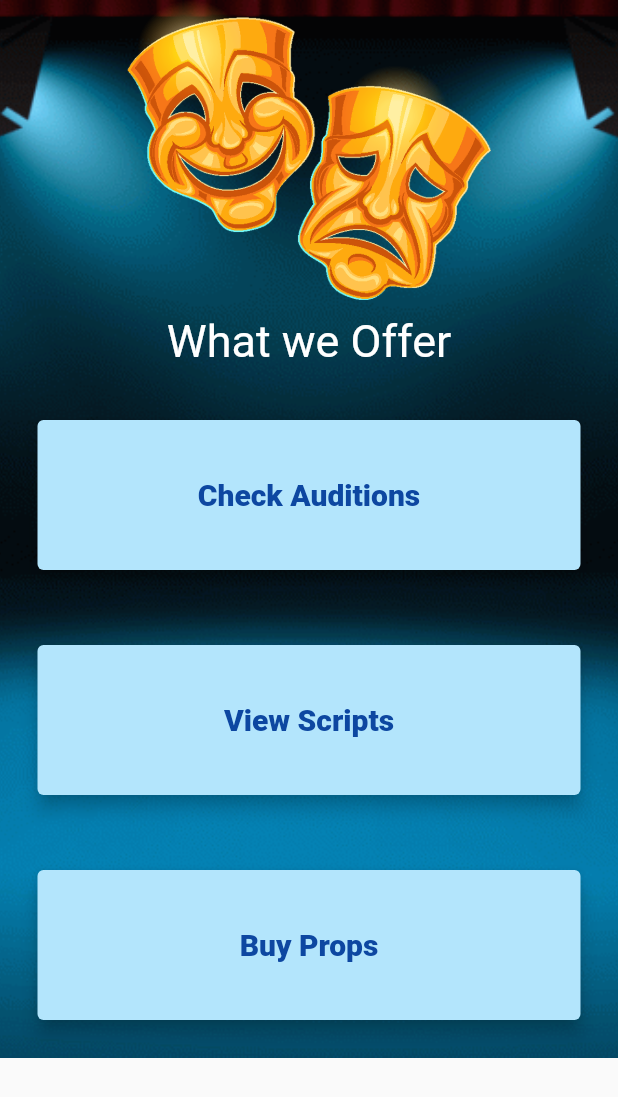
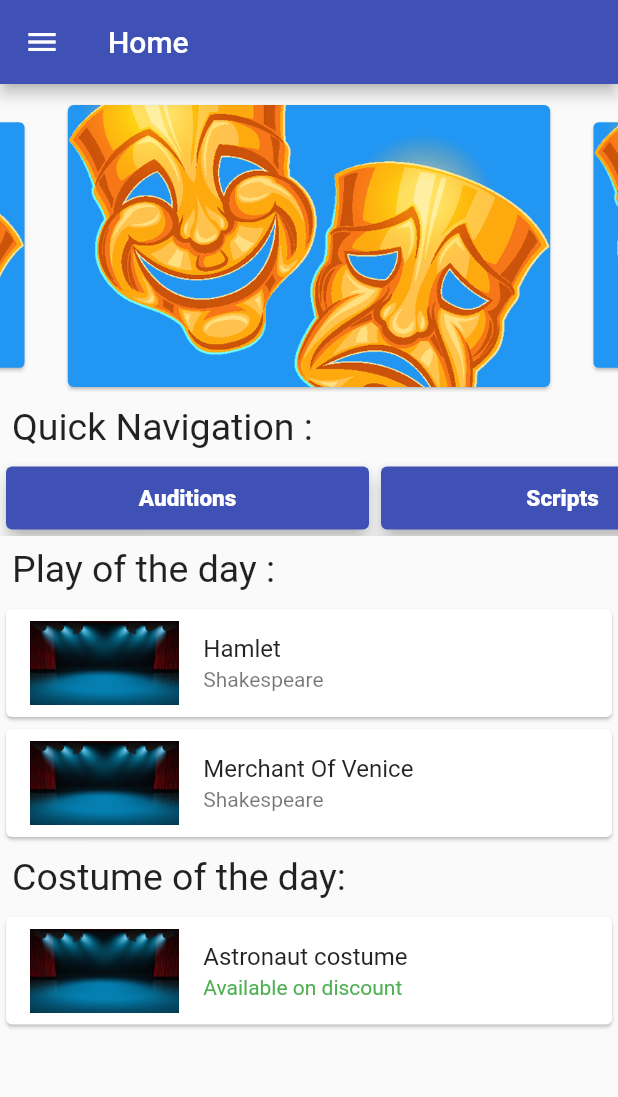
Before and after one commit to AkhileshManda/TheatricalHack, a Flutter app: the HomeScreen screen opened directly, on a phone screen of 412 x 824 dp. Shown: the top 1097 px of the screen. Run offline on Flutter 3.47's test engine with Material 2 defaults, Android fonts, the phone set to English and light mode, and no system bars; drawn by our look-alikes of carousel_slider; our stand-ins replace cloud_firestore, firebase_auth, firebase_core, flutter_rating_bar; missing offline and left inert: model_viewer; accounts and stored records are empty.

Commit message:
Updated UI

```diff
--- /dev/null
+++ b/theatre_buddy/lib/models/caro_model.dart
@@ -0,0 +1,7 @@
+class CaroImage{
+
+  String img;
+  String content;
+
+  CaroImage({required this.content,required this.img});
+}
--- a/theatre_buddy/lib/screens/app/home.dart
+++ b/theatre_buddy/lib/screens/app/home.dart
@@ -1,61 +1,71 @@
 import 'package:flutter/material.dart';
 import 'package:theatre_buddy/screens/app/audition_screen.dart';
+import 'package:theatre_buddy/screens/app/costumes_page.dart';
+import 'package:theatre_buddy/screens/app/script_screen.dart';
+import 'package:theatre_buddy/widgets/carousel.dart';
+import 'package:theatre_buddy/widgets/cod_card.dart';
+import 'package:theatre_buddy/widgets/costumes_card.dart';
 import 'package:theatre_buddy/widgets/drawer.dart';
-import '../../widgets/reuseable_card.dart';
-import 'script_screen.dart';
-import 'ar_page.dart';
+import 'package:theatre_buddy/widgets/play_of_day.dart';
+import 'package:theatre_buddy/widgets/reuseable_card.dart';
 
 class HomeScreen extends StatefulWidget {
-  const HomeScreen({Key? key}) : super(key: key);
+  const HomeScreen({ Key? key }) : super(key: key);
 
   @override
   _HomeScreenState createState() => _HomeScreenState();
 }
 
 class _HomeScreenState extends State<HomeScreen> {
+
+  final GlobalKey<ScaffoldState> _scaffoldKey = new GlobalKey<ScaffoldState>();
   @override
   Widget build(BuildContext context) {
     return Scaffold(
+      appBar: AppBar(title: Text("Home")),
+      drawer: DrawerWidget(),
       body: SafeArea(
         child: SingleChildScrollView(
-          child: Container(
-            decoration: const BoxDecoration(
-              image: DecorationImage(
-                  image: AssetImage('images/background1.png'),
-                  fit: BoxFit.cover),
+          child: Column(
+            crossAxisAlignment: CrossAxisAlignment.start,
+            children: [
+
+              //TODO UPDATE IMAGE
+              Carousel(),
+
+              Padding(
+                padding: const EdgeInsets.all(8.0),
+                child: Text("Quick Navigation :", style: TextStyle(fontSize: 25)),
               ),
-            child: Column(
-              mainAxisSize: MainAxisSize.min,
-              mainAxisAlignment: MainAxisAlignment.center,
-              crossAxisAlignment: CrossAxisAlignment.center,
-              children: <Widget>[
-                const SizedBox(
-                    height: 200.0,
-                    child: Image(
-                      image: AssetImage('images/drama.png'),
-                    )),
-                const Padding(
-                  padding: EdgeInsets.all(10.0),
-                  child: Text("What we Offer",
-                      style: TextStyle(color: Colors.white, fontSize: 30)),
-                ),
+
+              SizedBox(
+                height: 50,
+                child: ListView(
+                  shrinkWrap: true,
+                  scrollDirection: Axis.horizontal,
+                  children: [
                     GestureDetector(
                     onTap: () {
                       Navigator.push(
                           context,
                           MaterialPageRoute(
-                            builder: (context) => AuditionScreen()));
+                              builder: (context) => AuditionScreen()
+                          )
+                      );
                     },
                     child: ReuseableCard(
                       cardChild: Row(
                         mainAxisAlignment: MainAxisAlignment.center,
                         children: <Widget>[
-                        Text(
-                          'Check Auditions',
+                          Padding(
+                            padding:  EdgeInsets.all(10.0),
+                            child: Text(
+                              'Auditions',
                               style: TextStyle(
-                              fontSize: 20.0,
-                              color: Colors.blue[900],
+                                  fontSize: 15,
+                                  color: Colors.white,
                                   fontWeight: FontWeight.w900),
+                            ),
                           ),
                         ],
                       ),
@@ -66,18 +76,23 @@ class _HomeScreenState extends State<HomeScreen> {
                       Navigator.push(
                           context,
                           MaterialPageRoute(
-                            builder: (context) => ScriptsScreen()));
+                              builder: (context) => ScriptsScreen()
+                          )
+                      );
                     },
                     child: ReuseableCard(
                       cardChild: Row(
                         mainAxisAlignment: MainAxisAlignment.center,
                         children: <Widget>[
-                        Text(
-                          'View Scripts',
+                          Padding(
+                            padding:  EdgeInsets.all(10.0),
+                            child: Text(
+                              'Scripts',
                               style: TextStyle(
-                              fontSize: 20.0,
-                              color: Colors.blue[900],
+                                  fontSize: 15,
+                                  color: Colors.white,
                                   fontWeight: FontWeight.w900),
+                            ),
                           ),
                         ],
                       ),
@@ -85,19 +100,24 @@ class _HomeScreenState extends State<HomeScreen> {
                   ),
                     GestureDetector(
                     onTap: () {
-                    Navigator.push(context,
-                        MaterialPageRoute(builder: (context) => ARPage()));
+                      Navigator.push(
+                          context,
+                          MaterialPageRoute(
+                              builder: (context) => CostumesPage()));
                     },
                     child: ReuseableCard(
                       cardChild: Row(
                         mainAxisAlignment: MainAxisAlignment.center,
                         children: <Widget>[
-                        Text(
-                          'Buy Props',
+                          Padding(
+                            padding:  EdgeInsets.all(10.0),
+                            child: Text(
+                              'Shop',
                               style: TextStyle(
-                              fontSize: 20.0,
-                              color: Colors.blue[900],
+                                  fontSize: 15,
+                                  color: Colors.white,
                                   fontWeight: FontWeight.w900),
+                            ),
                           ),
                         ],
                       ),
@@ -106,8 +126,40 @@ class _HomeScreenState extends State<HomeScreen> {
                   ],
               ),
             ),
+
+
+
+              Padding(
+                padding: const EdgeInsets.all(8.0),
+                child: Text("Play of the day :", style: TextStyle(fontSize: 25)),
+              ),
+              //TODO UPDATE IMAGE
+              const PlayOfTheDayCard(
+                title: "Hamlet",
+                author: "Shakespeare",
+                image: 'images/background1.png',
+                url: 'http://shakespeare.mit.edu/hamlet/full.html'
+                ),
+                //TODO: UPDATE IMAGE
+                const PlayOfTheDayCard(
+                title: "Merchant Of Venice",
+                author: "Shakespeare",
+                image: 'images/background1.png',
+                url: 'http://shakespeare.mit.edu/merchant/full.html'
+                ),
+
+              Padding(
+                padding: const EdgeInsets.all(8.0),
+                child: Text("Costume of the day:", style: TextStyle(fontSize: 25)),
+              ),
+
+              CostumeOfTheDayCard(),
+
+
+            ],
           ),
         ),
+      )
     );
   }
 }
--- /dev/null
+++ b/theatre_buddy/lib/widgets/carousel.dart
@@ -0,0 +1,42 @@
+import 'package:carousel_slider/carousel_slider.dart';
+import 'package:flutter/material.dart';
+import 'package:theatre_buddy/models/caro_model.dart';
+
+class Carousel extends StatelessWidget {
+  final List<CaroImage> contents = [
+    CaroImage(content: '1', img: 'images/drama.png'),
+    CaroImage(content: '2', img: 'images/drama.png'),
+    CaroImage(content: '3', img: 'images/drama.png'),
+    CaroImage(content: '4', img: 'images/drama.png'),
+  ];
+
+  Carousel({Key? key}) : super(key: key);
+
+  @override
+  Widget build(BuildContext context) {
+    return CarouselSlider.builder(
+        itemCount: contents.length,
+        itemBuilder: (BuildContext context, i, pageViewIndex) {
+          return Padding(
+            padding: const EdgeInsets.only(top: 10.0),
+            child: Card(
+              color: Colors.blue,
+              child: Center(
+                  child: Container(
+                decoration: BoxDecoration(
+                    image: DecorationImage(
+                        image: AssetImage(contents[i].img),
+                        fit: BoxFit.cover)),
+              )),
+            ),
+          );
+        },
+        options: CarouselOptions(
+            height: MediaQuery.of(context).size.height * 0.25,
+            autoPlayAnimationDuration: const Duration(seconds: 3),
+            autoPlay: true,
+            aspectRatio: 3 / 2,
+            enlargeCenterPage: true,
+            autoPlayInterval: const Duration(seconds: 3)));
+  }
+}
--- /dev/null
+++ b/theatre_buddy/lib/widgets/cod_card.dart
@@ -0,0 +1,21 @@
+import 'package:flutter/material.dart';
+import 'package:theatre_buddy/screens/app/ar_page.dart';
+
+class CostumeOfTheDayCard extends StatelessWidget {
+  const CostumeOfTheDayCard({ Key? key }) : super(key: key);
+
+  @override
+  Widget build(BuildContext context) {
+    return Card(
+      child: ListTile(
+        //Update Image TODO
+        leading: Image(image: AssetImage('images/background1.png')),
+        title: Text("Astronaut costume"),
+        subtitle: Text("Available on discount", style: TextStyle(color: Colors.green)),
+        onTap: (){
+          Navigator.push(context,MaterialPageRoute(builder: (context)=>const ARPage()));
+        }
+      ),
+    );
+  }
+}
--- /dev/null
+++ b/theatre_buddy/lib/widgets/play_of_day.dart
@@ -0,0 +1,28 @@
+import 'package:flutter/material.dart';
+import 'package:url_launcher/url_launcher.dart';
+
+class PlayOfTheDayCard extends StatelessWidget {
+  final String title; final String author; final String url; final String image;
+  const PlayOfTheDayCard({ Key? key, required this.title,
+  required this.author, required this.url, required this.image}) : super(key: key);
+
+  @override
+  Widget build(BuildContext context) {
+    return Card(
+      child: ListTile(
+        leading: Image(image: AssetImage(image),),
+        title: Text(title),
+        subtitle: Text(author),
+        onTap: ()async{
+
+           //var url = 'http://shakespeare.mit.edu/hamlet/full.html';
+              if(await canLaunch(url)){
+                await launch(url);
+              }else{
+                throw 'Couldnt Launch';
+            }
+        }
+      )
+    );
+  }
+}
--- a/theatre_buddy/lib/widgets/reuseable_card.dart
+++ b/theatre_buddy/lib/widgets/reuseable_card.dart
@@ -8,15 +8,14 @@ class ReuseableCard extends StatelessWidget {
   @override
   Widget build(BuildContext context) {
     return Container(
-      height: 150,
+      width: 250,
       decoration: BoxDecoration(
         borderRadius: BorderRadius.circular(50.0),
       ),
       child: Card(
-        color: Colors.lightBlue[100],
+        color: Colors.indigo,
         elevation: 5,
         child: cardChild,
-        margin: const EdgeInsets.all(25.0),
       ),
     );
   }
```
Also changed, not shown: theatre_buddy/lib/screens/app/intro_page.dart (added, +113 -0 lines), theatre_buddy/lib/widgets/nav_cards.dart (added). Lines whose indentation alone changed are shown as unchanged.
